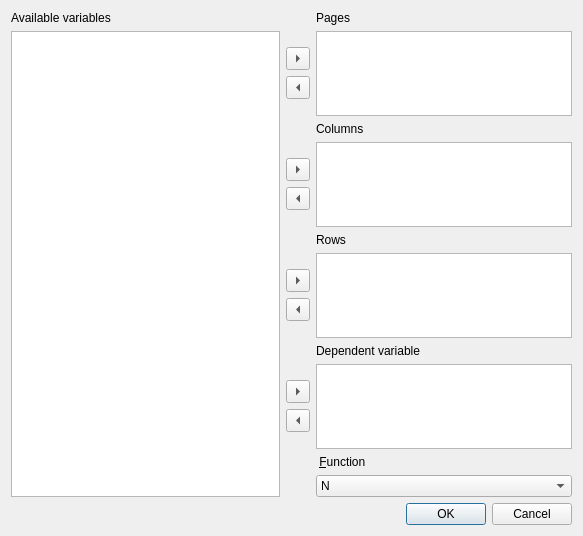
The window that cogstat/ui/pivot.ui (cogstat/cogstat) describes before a commit, drawn with Qt 5.
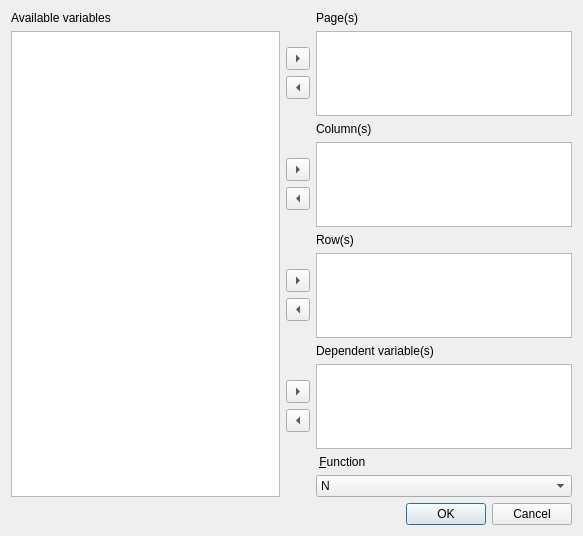
The same window after the commit.

Commit message: refine dialog labels

What changed in the file:
```diff
--- a/cogstat/ui/pivot.ui
+++ b/cogstat/ui/pivot.ui
@@ -40,7 +40,7 @@
      <item row="0" column="1">
       <widget class="QLabel" name="label_4">
        <property name="text">
-        <string>Pages</string>
+        <string>Page(s)</string>
        </property>
        <property name="buddy">
         <cstring>pagesListWidget</cstring>
@@ -105,7 +105,7 @@
      <item row="0" column="1">
       <widget class="QLabel" name="label_3">
        <property name="text">
-        <string>Columns</string>
+        <string>Column(s)</string>
        </property>
        <property name="buddy">
         <cstring>columnsListWidget</cstring>
@@ -170,7 +170,7 @@
      <item row="0" column="1">
       <widget class="QLabel" name="label_2">
        <property name="text">
-        <string>Rows</string>
+        <string>Row(s)</string>
        </property>
        <property name="buddy">
         <cstring>rowsListWidget</cstring>
@@ -235,7 +235,7 @@
      <item row="0" column="1">
       <widget class="QLabel" name="label_5">
        <property name="text">
-        <string>Dependent variable</string>
+        <string>Dependent variable(s)</string>
        </property>
        <property name="buddy">
         <cstring>dependentListWidget</cstring>
```
The commit also changes 7 other files.
